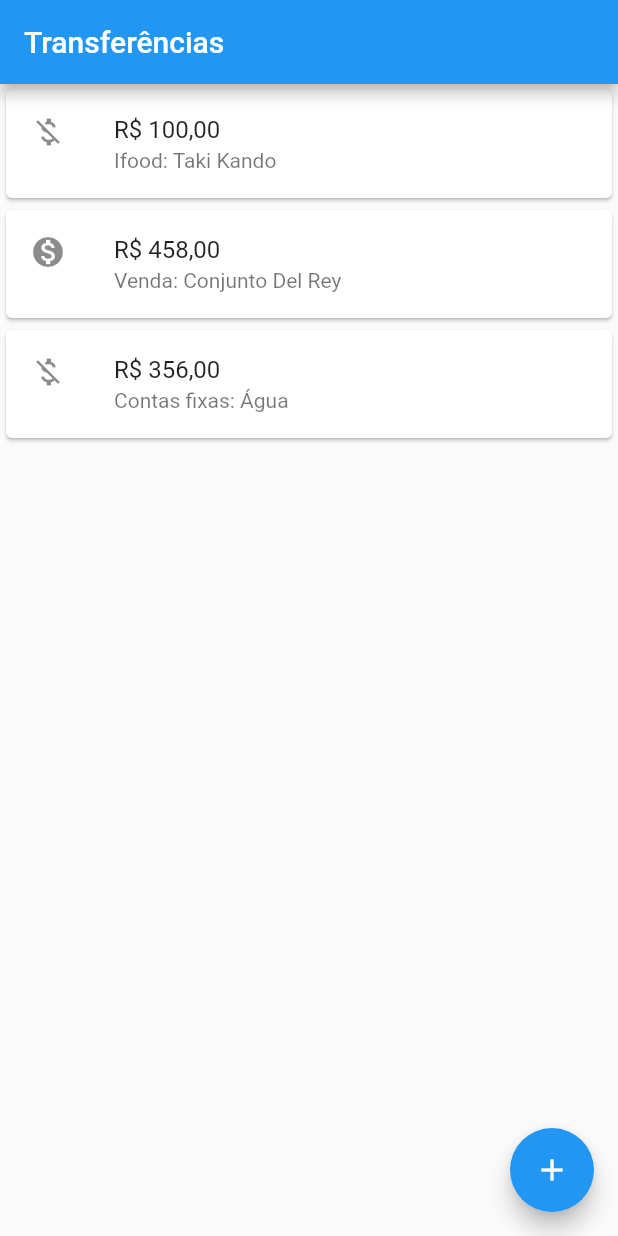
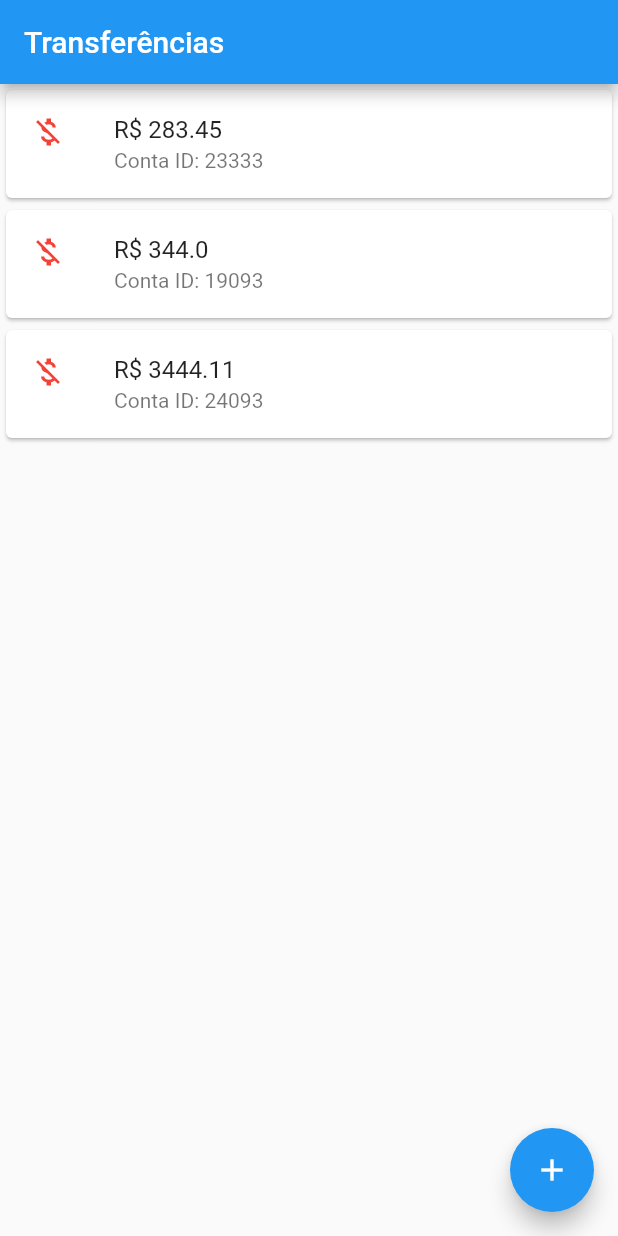
Before and after one commit to kewem/flutter-studies, a Flutter app: the screen it shows after launch, on a phone screen of 412 x 824 dp. Run offline on Flutter 3.47's test engine with Material 2 defaults, Android fonts, the phone set to English and light mode, and no system bars.

Commit message:
added parameters in new classes to the refactored list of transactions

```diff
--- a/lib/main.dart
+++ b/lib/main.dart
@@ -1,38 +1,13 @@
 // ignore_for_file: prefer_const_constructors, prefer_const_literals_to_create_immutables
+
+import 'dart:ffi';
 
 import 'package:flutter/material.dart';
 
 void main() =>
   runApp(MaterialApp(
     home: Scaffold(
-      body: Column(
-        children: [
-          Card(
-            child: ListTile(
-              title: Text("R\$ 100,00"),
-              subtitle: Text('Ifood: Taki Kando'),
-              leading: Icon(Icons.money_off),
-
-            ),
-          ),
-          Card(
-            child: ListTile(
-              title: Text("R\$ 458,00"),
-              subtitle: Text('Venda: Conjunto Del Rey'),
-              leading: Icon(Icons.monetization_on),
-
-            ),
-          ),
-          Card(
-            child: ListTile(
-              title: Text("R\$ 356,00"),
-              subtitle: Text('Contas fixas: Água'),
-              leading: Icon(Icons.money_off),
-
-            ),
-          ),
-        ],
-      ),
+      body: ListaTransferencias(),
       appBar: AppBar(
         title: Text('Transferências'),),
         floatingActionButton: FloatingActionButton(
@@ -41,3 +16,44 @@ void main() =>
         ),
     )
   ));
+
+  class ListaTransferencias extends StatelessWidget {
+  const ListaTransferencias({Key? key}) : super(key: key);
+
+  @override
+  Widget build(BuildContext context) {
+    return Column(
+        children: [
+          ItemTransferencia(Transferencia(283.45, 23333)),
+          ItemTransferencia(Transferencia(344.00, 19093)),
+          ItemTransferencia(Transferencia(3444.11, 24093)),
+        ],
+      );
+  }
+  }
+
+  class ItemTransferencia extends StatelessWidget {
+
+    final Transferencia _transferencia;
+
+    const ItemTransferencia(this._transferencia);
+
+  @override
+  Widget build(BuildContext context) {
+    return Card(
+            child: ListTile(
+              title: Text("R\$ ${_transferencia.valor.toString()}"),
+              subtitle: Text('Conta ID: ${_transferencia.numeroConta.toString()}'),
+              leading: Icon(Icons.money_off,
+                color: Colors.red,),
+            ),
+          );
+  }
+  }
+
+  class Transferencia {
+    final double valor;
+    final int numeroConta;
+
+  Transferencia(this.valor, this.numeroConta);
+  }
```
